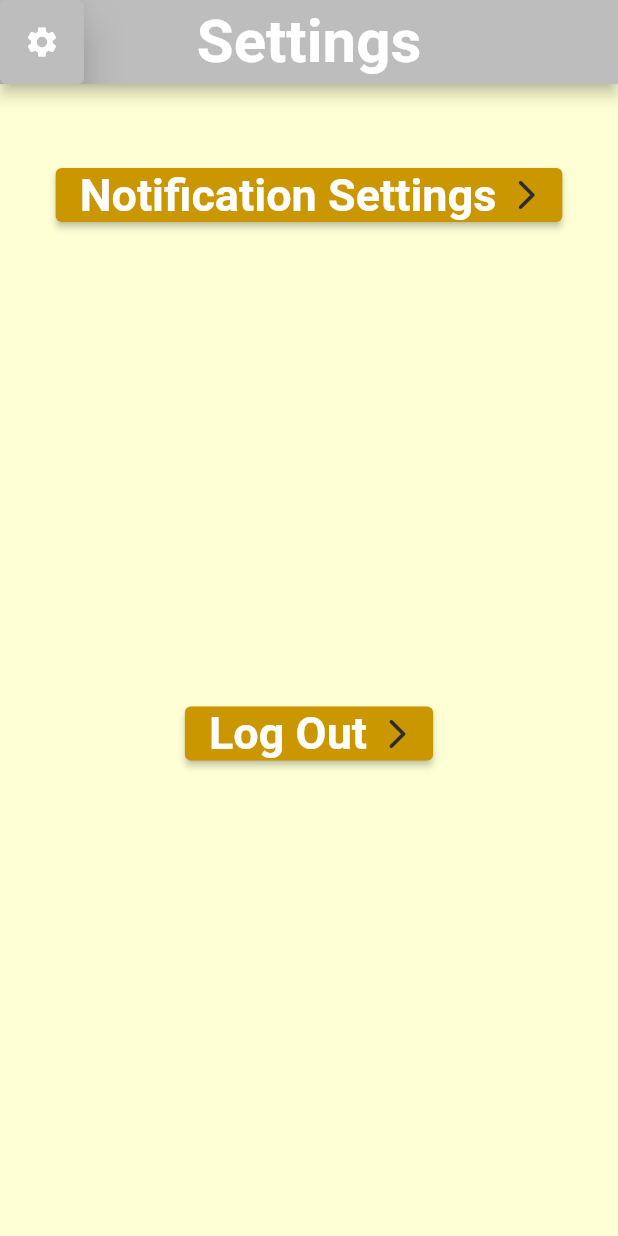
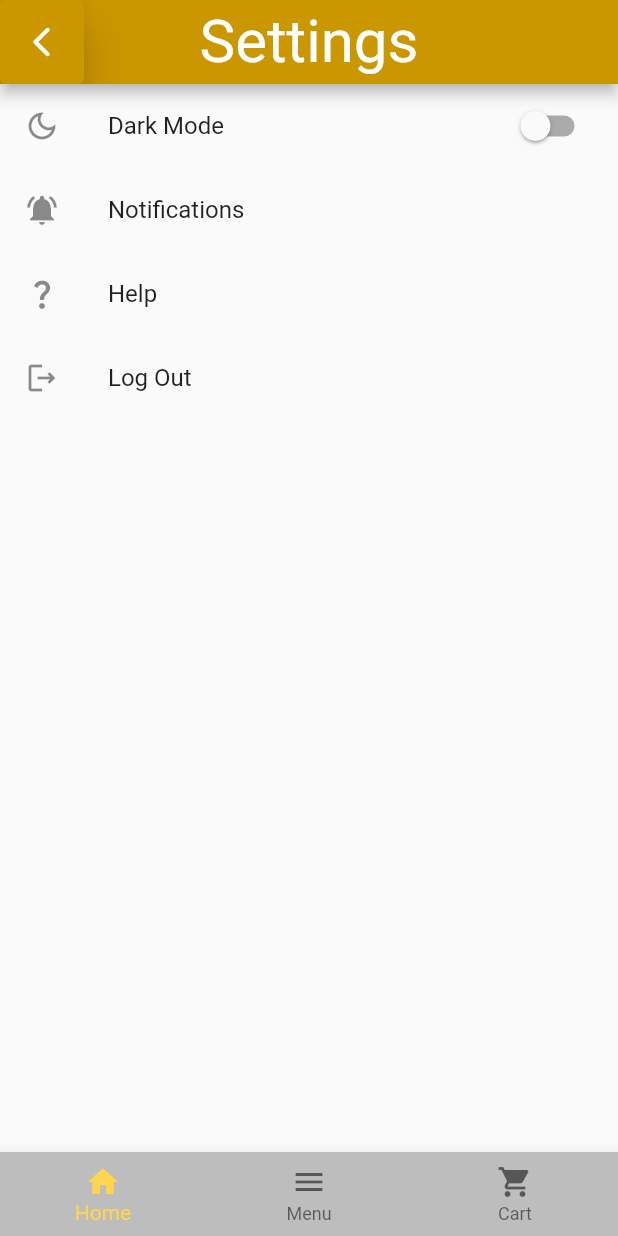
Before and after one commit to cscprof/CSC483_2023_Team1, a Flutter app: the screen it shows after launch, item 2 of the bottom bar chosen, after a tap on the "settings" icon, on a phone screen of 412 x 824 dp. Run offline on Flutter 3.47's test engine with Material 2 defaults, Android fonts, the phone set to English and light mode, and no system bars; our stand-ins replace firebase_core, firebase_database; accounts and stored records are empty.

Commit message:
Haylee branch update 2

```diff
--- a/lib/screens/login.dart
+++ b/lib/screens/login.dart
@@ -1,6 +1,6 @@
 import 'package:brig_project/screens/home.dart';
 import 'package:flutter/material.dart';
-import 'widgets/headerBar.dart';
+//import 'widgets/headerBar.dart';
 import 'package:url_launcher/url_launcher.dart';
 
 
--- a/lib/screens/settings.dart
+++ b/lib/screens/settings.dart
@@ -1,94 +1,87 @@
+
 import 'package:brig_project/screens/login.dart';
 import 'package:brig_project/screens/notifications.dart';
 import 'package:flutter/material.dart';
-import 'widgets/HeaderBar.dart';
-//import 'widgets/BottomBar.dart';
+import 'widgets/headerSettings.dart';
+import 'package:url_launcher/url_launcher.dart';
+import 'widgets/BottomBar.dart';
 
-class SettingsPage extends StatelessWidget {
-  SettingsPage({super.key});
-
-  Color? background = const Color(0xffFEFFD4);
+class SettingsPage extends StatefulWidget {
+  const SettingsPage ({Key? key}) : super(key: key);
 
   @override
+  State<SettingsPage> createState() => _SettingsPageState();
+}
+
+launchURLApp() async {
+  var url = Uri.parse("https://www.geneva.edu/student-life/services/security/");
+  if (await canLaunchUrl(url)) {
+    await launchUrl(url);
+  } else {
+    throw 'Could not launch $url';
+  }
+}
+
+class _SettingsPageState extends State<SettingsPage> {
+  bool night = false;
+  @override
   Widget build(BuildContext context) {
-    return MaterialApp(
-      title: 'Settings',
-      home: Scaffold(
-        appBar: TopAppBar(AppBar(), 'Settings'),
-        backgroundColor: background,
+    return  Theme(
+      data: night ? ThemeData.dark() : ThemeData.light(),
+      child: Scaffold(
+        appBar: SettingsAppBar(AppBar(), 'Settings'),
         body: Center(
-          child: Column(
-            verticalDirection: VerticalDirection.down,
+            child: ListView(
                   children: [
-                 const SizedBox(height:50),
+                    ListTile(
+                        title: const Text( "Dark Mode"),
+                       leading: const Icon(Icons.dark_mode_outlined),
+                       trailing: Switch(
 
-            Directionality(
-              textDirection: TextDirection.rtl,
-              child: ElevatedButton.icon(
-
-                style: const ButtonStyle(
-       backgroundColor: MaterialStatePropertyAll<Color>(Color(0xffCB9700))
-      ),
-                onPressed: ()   {
+                             value: night,
+                            onChanged: (value) {
+                              setState(() {
+                                night = value;
+                              });
+                            })),
+                      ListTile(
+                        title: const Text("Notifications"),
+                        leading: const Icon( Icons.notifications_active),
+                            onTap:() {
                                  Navigator.push(
                                   context,
                                  MaterialPageRoute(builder: (context) => NotificationsPage())
                                  );
-                print('Notifications Button Pressed');
-                  background = Colors.red[300];
-                },
-                icon: const Icon(
-                  Icons.arrow_back_ios_rounded,
-                 color:Color(0xff2D2D2D),
+                              }
                             ),
-                label: const Text(
-                  "Notification Settings",
-                    style: TextStyle(
+                       ListTile(
+                        title: const Text("Help"),
+                        leading: const Icon( Icons.question_mark_outlined),
+                            onTap:() {
 
-                  fontSize: 30,
-                  fontWeight: FontWeight.bold,
-                  color: Colors.white,
-                    )
+                                    launchURLApp();
+
+                              }
                             ),
-              ),
-            ),
-             const Spacer(flex: 50),
-               Directionality(
-              textDirection: TextDirection.rtl,
-              child: ElevatedButton.icon(
 
-                style: const ButtonStyle(
-       backgroundColor: MaterialStatePropertyAll<Color>(Color(0xffCB9700))
-      ),
-                onPressed: ()   {
+                     ListTile(
+                        title: const Text("Log Out"),
+                        leading: const Icon( Icons.logout_outlined),
+                            onTap:() {
                                  Navigator.push(
                                   context,
                                  MaterialPageRoute(builder: (context) => const LoginPage())
                                  );
-                 print('Logout Button Pressed');
-                  background = Colors.blue[300];
-                },
-                icon: const Icon(
-                  Icons.arrow_back_ios_rounded,
-                 color:Color(0xff2D2D2D),
-                ),
-                label: const Text(
-                  "Log Out",
-                    style: TextStyle(
-
-                  fontSize: 30,
-                  fontWeight: FontWeight.bold,
-                  color: Colors.white,
-                    )
-                ),
-              ),
+                              }
                             ),
 
-              const Spacer(flex: 50),
+
                   ],
-          )
                 ),
-      )
+
+            ),
+             bottomNavigationBar: BottomBar(AppBar(), WhichPage.home),
+          ),
         );
   }
 }
--- /dev/null
+++ b/lib/screens/widgets/headerSettings.dart
@@ -0,0 +1,47 @@
+import 'package:brig_project/screens/home.dart';
+import 'package:flutter/material.dart';
+//import 'package:brig_project/screens/settings.dart';
+
+
+class SettingsAppBar extends StatelessWidget implements PreferredSizeWidget {
+  Color? backgroundColor = const Color(0xffCB9700);
+  String textInput = "Settings Bar";
+  AppBar appBar;
+
+  SettingsAppBar(this.appBar, this.textInput, {super.key});
+
+  @override
+  Widget build(BuildContext context) {
+    return AppBar(
+      // actions: [
+
+      // ],
+      titleTextStyle: const TextStyle(
+        fontSize: 40,
+        color: Colors.white,
+      ),
+      leading: ElevatedButton(
+        onPressed: () {
+          Navigator.push(
+            context,
+            MaterialPageRoute(builder: (context) => const HomePage())
+          );
+        },
+        style: ElevatedButton.styleFrom(
+          elevation: 12.0,
+          textStyle: const TextStyle(color: Colors.white),
+          backgroundColor: backgroundColor
+        ),
+        child: const Icon(Icons.arrow_back_ios_rounded)
+      ),
+      title: Text(textInput),
+      centerTitle: true,
+      backgroundColor: backgroundColor,
+      //bottom:
+    );
+  }
+
+  @override
+  Size get preferredSize => Size.fromHeight(appBar.preferredSize.height);
+
+}
```
Also changed, not shown: lib/screens/notifications.dart (+64 -143 lines), lib/screens/widgets/headerSettingsN.dart (added, +45 -0 lines). Lines whose indentation alone changed are shown as unchanged.
